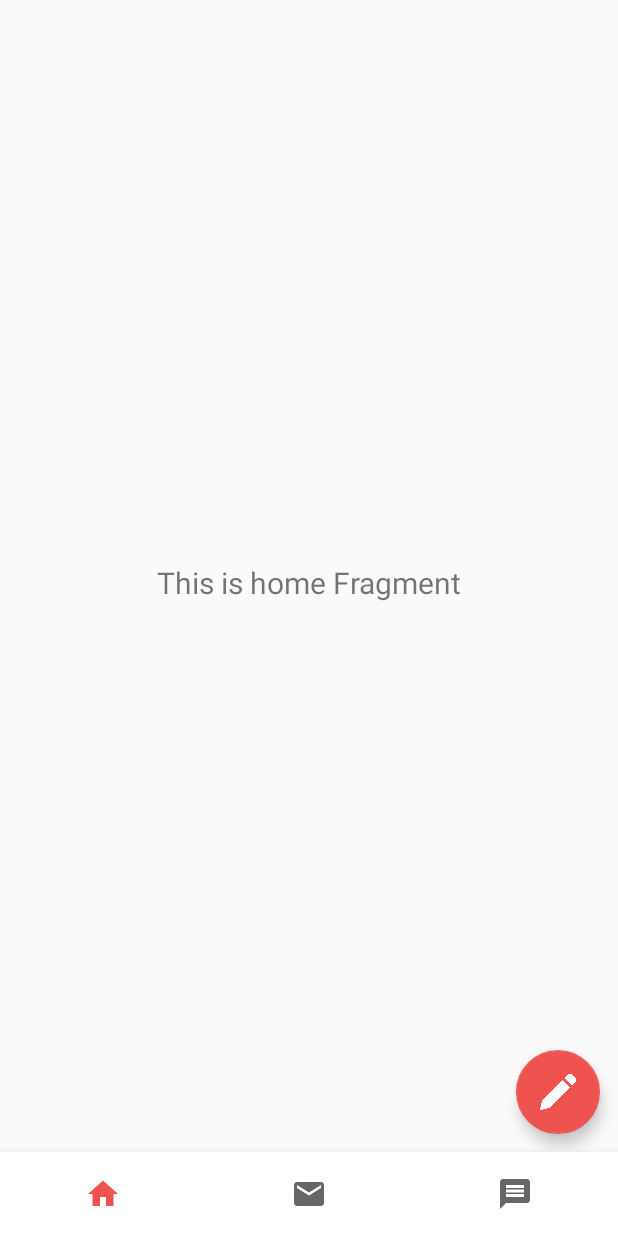
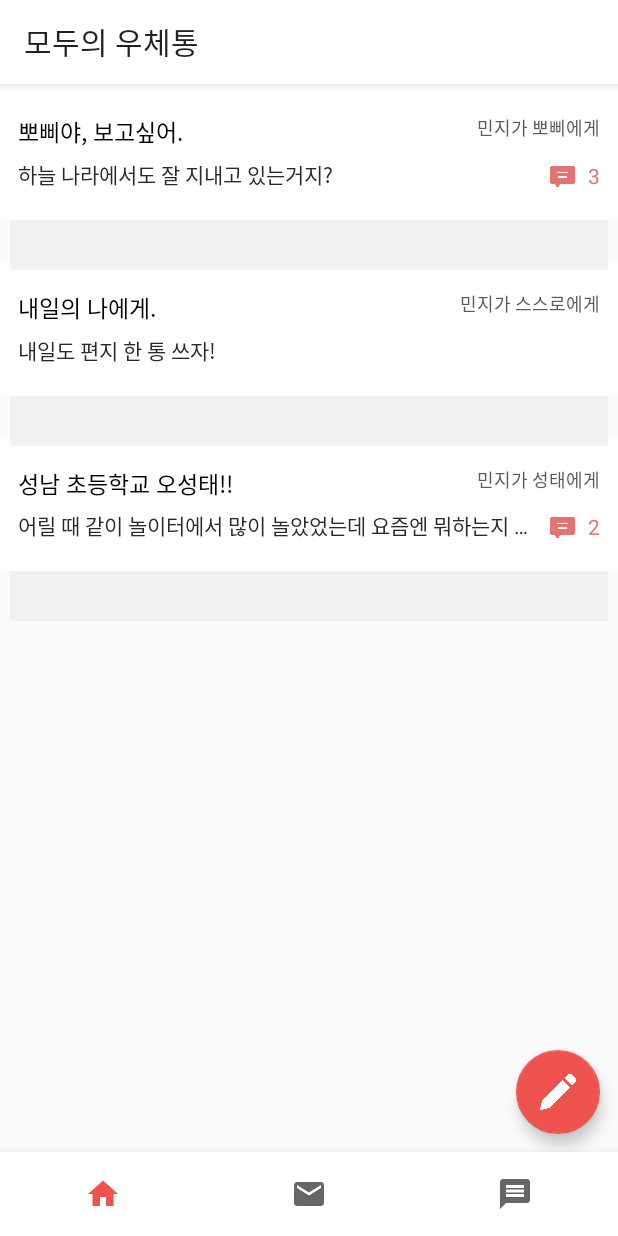
Before and after one commit to EstherHansol/mailpostnew, an Android app: the screen it shows after launch (MainActivity), on a phone screen of 412 x 824 dp. Run offline under Robolectric (Android 15) with nearby library versions, the light colour scheme and no system bars; our stand-ins replace data binding.

Commit message:
편지 작성 데이터 이동 구현

```diff
--- a/app/src/main/java/com/example/mailpost/ui/MainActivity.kt
+++ b/app/src/main/java/com/example/mailpost/ui/MainActivity.kt
@@ -1,5 +1,6 @@
 package com.example.mailpost.ui
 
+import android.content.Intent
 import android.os.Bundle
 import android.util.Log
 import android.view.MenuItem
@@ -9,6 +10,7 @@ import com.example.mailpost.R
 import com.example.mailpost.databinding.ActivityMainBinding
 import com.example.mailpost.ui.home.HomeFragment
 import com.example.mailpost.ui.letterbox.LetterBoxFragment
+import com.example.mailpost.ui.utils.*
 import com.google.android.material.bottomnavigation.BottomNavigationView
 
 class MainActivity : AppCompatActivity(), BottomNavigationView.OnNavigationItemSelectedListener {
@@ -24,6 +26,41 @@ class MainActivity : AppCompatActivity(), BottomNavigationView.OnNavigationItemS
             navView.setOnNavigationItemSelectedListener(this@MainActivity)
             supportFragmentManager.beginTransaction().add(R.id.nav_host_fragment, HomeFragment())
                 .commitAllowingStateLoss()
+            writeBtn.setOnClickListener{
+                intent = Intent(this@MainActivity, WriteActivity::class.java)
+                startActivity(intent)
+            }
+            val title = intent.getStringExtra("title")
+            val content = intent.getStringExtra("content")
+            val from = intent.getStringExtra("from")
+            val to = intent.getStringExtra("to")
+
+
+
+            if(title != null && content != null && from != null && to != null) {
+                if (pub) {
+                    titleList[cnt] = title
+                    contentList[cnt] = content
+                    fromList[cnt] = from
+                    toList[cnt] = to
+
+                    ptitleList[pubcnt] = title
+                    pcontentList[pubcnt] = content
+                    pfromList[pubcnt] = from
+                    ptoList[pubcnt] = to
+
+                    pub = false
+                }
+                else
+                {
+                    titleList[cnt] = title
+                    contentList[cnt] = content
+                    fromList[cnt] = from
+                    toList[cnt] = to
+                }
+            }
+
+
         }
 
     }
@@ -31,6 +68,7 @@ class MainActivity : AppCompatActivity(), BottomNavigationView.OnNavigationItemS
     override fun onNavigationItemSelected(item: MenuItem): Boolean {
         when (item.itemId) {
             R.id.navigation_home -> {
+
                 supportFragmentManager.beginTransaction()
                     .replace(R.id.nav_host_fragment, HomeFragment()).commitAllowingStateLoss()
             }
--- a/app/src/main/java/com/example/mailpost/ui/home/HomeFragment.kt
+++ b/app/src/main/java/com/example/mailpost/ui/home/HomeFragment.kt
@@ -1,31 +1,51 @@
 package com.example.mailpost.ui.home
 
 import android.os.Bundle
+import android.util.Log
 import android.view.LayoutInflater
 import android.view.View
 import android.view.ViewGroup
-import android.widget.TextView
+import androidx.core.content.ContextCompat
 import androidx.fragment.app.Fragment
-import androidx.lifecycle.Observer
-import androidx.lifecycle.ViewModelProviders
 import com.example.mailpost.R
+import com.example.mailpost.databinding.FragmentHomeBinding
+import com.example.mailpost.ui.adapter.LetterBoxRvAdapter
+import com.example.mailpost.ui.utils.DividerDecoration
+import com.example.mailpost.ui.utils.MarginDecoration
+import com.example.mailpost.ui.utils.providePublicLetters
+
 
 class HomeFragment : Fragment() {
 
-    private lateinit var homeViewModel: HomeViewModel
+    private lateinit var binding: FragmentHomeBinding
+    private lateinit var letterRvAdapter: LetterBoxRvAdapter
 
     override fun onCreateView(
-            inflater: LayoutInflater,
-            container: ViewGroup?,
-            savedInstanceState: Bundle?
-    ): View? {
-        homeViewModel =
-                ViewModelProviders.of(this).get(HomeViewModel::class.java)
-        val root = inflater.inflate(R.layout.fragment_home, container, false)
-        val textView: TextView = root.findViewById(R.id.text_home)
-        homeViewModel.text.observe(viewLifecycleOwner, Observer {
-            textView.text = it
-        })
-        return root
+        inflater: LayoutInflater, container: ViewGroup?,
+        savedInstanceState: Bundle?
+    ): View {
+        binding = FragmentHomeBinding.inflate(inflater)
+        return binding.root
     }
+
+    override fun onViewCreated(view: View, savedInstanceState: Bundle?) {
+        super.onViewCreated(view, savedInstanceState)
+        Log.d("TAG", "onViewCreated: " + "test")
+        val marginDecoration = MarginDecoration()
+        val dividerDecoration = DividerDecoration(
+            50f,
+            10f,
+            ContextCompat.getColor(requireContext(), R.color.itemDividerColor)
+        )
+
+        with(binding) {
+
+            letterRvAdapter = LetterBoxRvAdapter(requireContext(), providePublicLetters())
+            letterBoxRv.addItemDecoration(marginDecoration)
+            letterBoxRv.addItemDecoration(dividerDecoration)
+            letterBoxRv.adapter = letterRvAdapter
+        }
+    }
+
+
 }
--- a/app/src/main/java/com/example/mailpost/ui/home/HomeViewModel.kt
+++ /dev/null
@@ -1,13 +0,0 @@
-package com.example.mailpost.ui.home
-
-import androidx.lifecycle.LiveData
-import androidx.lifecycle.MutableLiveData
-import androidx.lifecycle.ViewModel
-
-class HomeViewModel : ViewModel() {
-
-    private val _text = MutableLiveData<String>().apply {
-        value = "This is home Fragment"
-    }
-    val text: LiveData<String> = _text
-}
--- a/app/src/main/java/com/example/mailpost/ui/utils/DummyProvider.kt
+++ b/app/src/main/java/com/example/mailpost/ui/utils/DummyProvider.kt
@@ -3,7 +3,27 @@ package com.example.mailpost.ui.utils
 import com.example.mailpost.model.Comment
 import com.example.mailpost.model.Letter
 
+    var cnt = -1
+    var pubcnt = -1
+    var pub = false
+
+    var titleList = Array(10,{""})
+    var contentList = Array(10,{""})
+    var fromList = Array(10,{""})
+    var toList = Array(10,{""})
+
+
+    //public
+    var ptitleList = Array(10,{""})
+    var pcontentList = Array(10,{""})
+    var pfromList = Array(10,{""})
+    var ptoList = Array(10,{""})
+
+
+
+//비공개편지
 fun providePrivateLetters(): List<Letter> {
+
     val letterList = mutableListOf<Letter>()
 
     val firstDummyLetter = Letter(
@@ -34,5 +54,59 @@ fun providePrivateLetters(): List<Letter> {
 
     letterList.addAll(listOf(firstDummyLetter, secondDummyLetter, thirdDummyLetter))
 
+
+
+    if(cnt != -1 && titleList[cnt].isNotEmpty()) {
+        for(i in 0 .. cnt) {
+            letterList.add(Letter(titleList[i], contentList[i], fromList[i], toList[i]))
+        }
+    }
+
     return letterList
 }
+
+
+
+//공개편지
+fun providePublicLetters(): List<Letter> {
+
+    val letterList = mutableListOf<Letter>()
+
+    val firstDummyLetter = Letter(
+        "뽀삐야, 보고싶어.",
+        "하늘 나라에서도 잘 지내고 있는거지?",
+        "민지",
+        "뽀삐",
+        listOf(Comment(0, 0, "", System.currentTimeMillis()),
+            Comment(0, 0, "", System.currentTimeMillis()),
+            Comment(0, 0, "", System.currentTimeMillis()))
+    )
+
+    val secondDummyLetter = Letter(
+        "내일의 나에게.",
+        "내일도 편지 한 통 쓰자!",
+        "민지",
+        "스스로",
+    )
+
+    val thirdDummyLetter = Letter(
+        "성남 초등학교 오성태!!",
+        "어릴 때 같이 놀이터에서 많이 놀았었는데 요즘엔 뭐하는지 궁금하네. 글 보면 연락 줘!",
+        "민지",
+        "성태",
+        listOf(Comment(0, 0, "", System.currentTimeMillis()),
+            Comment(0, 0, "", System.currentTimeMillis()))
+    )
+
+    letterList.addAll(listOf(firstDummyLetter, secondDummyLetter, thirdDummyLetter))
+
+
+
+    if(pubcnt != -1 && ptitleList[pubcnt].isNotEmpty()) {
+        for(i in 0 .. pubcnt) {
+            letterList.add(Letter(ptitleList[i], pcontentList[i], pfromList[i], ptoList[i]))
+        }
+    }
+
+    return letterList
+}
--- a/app/src/main/res/layout/activity_main.xml
+++ b/app/src/main/res/layout/activity_main.xml
@@ -29,6 +29,7 @@
             app:menu="@menu/bottom_nav_menu" />
 
         <com.google.android.material.floatingactionbutton.FloatingActionButton
+            android:id="@+id/write_btn"
             android:layout_width="56dp"
             android:layout_height="56dp"
             android:layout_margin="12dp"
--- a/app/src/main/res/layout/fragment_home.xml
+++ b/app/src/main/res/layout/fragment_home.xml
@@ -1,23 +1,44 @@
 <?xml version="1.0" encoding="utf-8"?>
-<androidx.constraintlayout.widget.ConstraintLayout xmlns:android="http://schemas.android.com/apk/res/android"
+<layout xmlns:android="http://schemas.android.com/apk/res/android"
     xmlns:app="http://schemas.android.com/apk/res-auto"
-    xmlns:tools="http://schemas.android.com/tools"
-    android:layout_width="match_parent"
-    android:layout_height="match_parent"
-    tools:context=".ui.home.HomeFragment">
+    xmlns:tools="http://schemas.android.com/tools">
 
-    <TextView
-        android:id="@+id/text_home"
+    <data>
+
+    </data>
+
+    <androidx.constraintlayout.widget.ConstraintLayout
         android:layout_width="match_parent"
-        android:layout_height="wrap_content"
-        android:layout_marginStart="8dp"
-        android:layout_marginTop="8dp"
-        android:layout_marginEnd="8dp"
-        android:textAlignment="center"
-        android:textSize="20sp"
-        app:layout_constraintBottom_toBottomOf="parent"
-        app:layout_constraintEnd_toEndOf="parent"
-        app:layout_constraintStart_toStartOf="parent"
-        app:layout_constraintTop_toTopOf="parent"
-        android:gravity="center_horizontal" />
-</androidx.constraintlayout.widget.ConstraintLayout>
+        android:layout_height="match_parent"
+        tools:context=".ui.letterbox.LetterBoxFragment">
+
+        <androidx.appcompat.widget.Toolbar
+            android:id="@+id/toolbar"
+            android:layout_width="match_parent"
+            android:layout_height="?actionBarSize"
+            android:background="@android:color/white"
+            app:layout_constraintTop_toTopOf="parent"
+            app:title="모두의 우체통" />
+
+
+        <androidx.recyclerview.widget.RecyclerView
+            android:id="@+id/letter_box_rv"
+            android:layout_width="0dp"
+            android:layout_height="0dp"
+            android:scrollbars="none"
+            app:layoutManager="androidx.recyclerview.widget.LinearLayoutManager"
+            app:layout_constraintBottom_toBottomOf="parent"
+            app:layout_constraintLeft_toLeftOf="parent"
+            app:layout_constraintRight_toRightOf="parent"
+            app:layout_constraintTop_toBottomOf="@+id/toolbar"
+            tools:listitem="@layout/item_letter_box" />
+
+        <View
+            android:id="@+id/shadow_divider"
+            android:layout_width="match_parent"
+            android:layout_height="5dp"
+            android:background="@drawable/shadow_divider"
+            app:layout_constraintTop_toBottomOf="@+id/toolbar" />
+
+    </androidx.constraintlayout.widget.ConstraintLayout>
+</layout>
--- a/app/src/main/res/menu/navi_menu.xml
+++ b/app/src/main/res/menu/navi_menu.xml
@@ -5,7 +5,7 @@
         android:id="@+id/navigation_home"
         android:enabled="true"
         android:icon="@drawable/ic_home_black_24dp"
-        android:title="@string/title_home" />
+        android:title="모두의 우체통" />
 
     <item
         android:id="@+id/navigation_message"
```
Also changed, not shown: app/src/main/AndroidManifest.xml (+5 -3 lines), app/src/main/java/com/example/mailpost/ui/WriteActivity.kt (added, +57 -0 lines), app/src/main/res/drawable/ic_baseline_arrow_back_24.xml (added, +10 -0 lines), app/src/main/res/drawable/ic_baseline_done_24.xml (added, +10 -0 lines), app/src/main/res/layout/activity_write.xml (added, +119 -0 lines).
